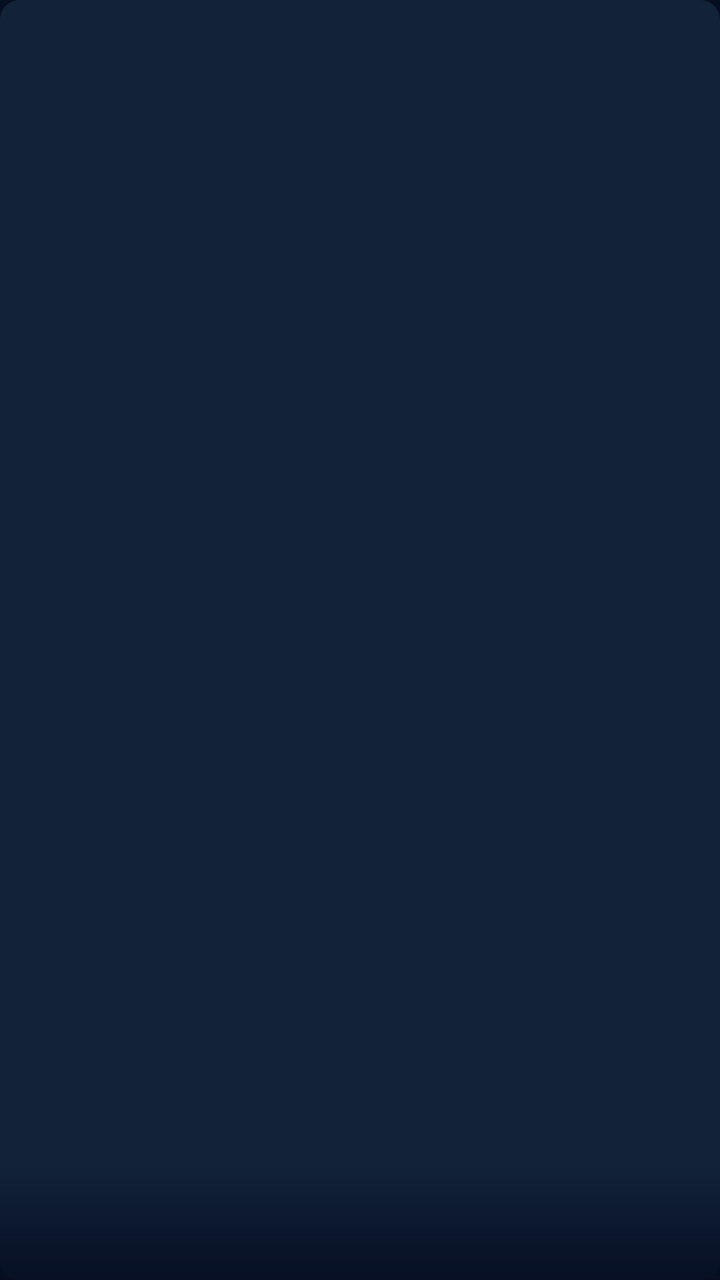
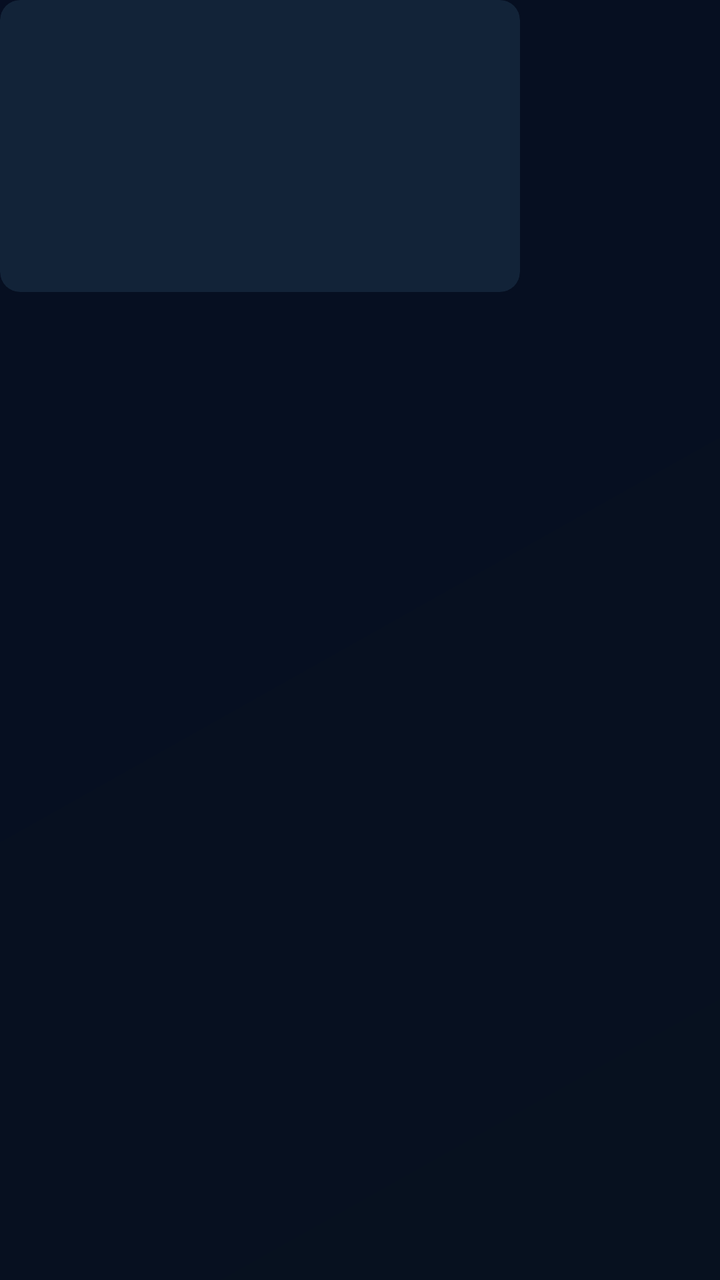

Two renders of the same Android screen: before a commit and after it. Below are the layout's source before the change and the commit's diff.
<!-- AndroidManifest.xml: application theme Theme.MissaTv -->
<!-- res/layout/card_missa.xml -->
<?xml version="1.0" encoding="utf-8"?>
<LinearLayout xmlns:android="http://schemas.android.com/apk/res/android"
    android:layout_width="wrap_content"
    android:layout_height="wrap_content"
    android:orientation="vertical"
    android:clipChildren="false"
    android:layout_marginStart="@dimen/card_gap"
    android:layout_marginEnd="@dimen/card_gap">

    <FrameLayout
        android:layout_width="wrap_content"
        android:layout_height="wrap_content"
        android:background="@drawable/bg_card_focus"
        android:duplicateParentState="true">

        <ImageView
            android:id="@+id/card_image"
            android:layout_width="@dimen/card16_w"
            android:layout_height="@dimen/card16_h"
            android:background="@drawable/bg_card_image"
            android:clipToOutline="true"
            android:scaleType="centerCrop" />

        <View
            android:id="@+id/card_scrim"
            android:layout_width="match_parent"
            android:layout_height="60dp"
            android:layout_gravity="bottom"
            android:background="@drawable/scrim_vertical" />

        <TextView
            android:id="@+id/card_overlay_title"
            android:layout_width="match_parent"
            android:layout_height="wrap_content"
            android:layout_gravity="bottom"
            android:paddingStart="8dp"
            android:paddingEnd="8dp"
            android:paddingBottom="8dp"
            android:maxLines="2"
            android:ellipsize="end"
            android:textSize="13sp"
            android:textStyle="bold"
            android:textColor="@color/missa_white"
            android:shadowColor="#CC000000"
            android:shadowDx="1"
            android:shadowDy="1"
            android:shadowRadius="3" />

        <TextView
            android:id="@+id/badge_live"
            android:layout_width="wrap_content"
            android:layout_height="wrap_content"
            android:layout_margin="6dp"
            android:background="@drawable/bg_badge_live"
            android:text="LIVE"
            android:textColor="@color/missa_white"
            android:textSize="12sp"
            android:textStyle="bold"
            android:paddingHorizontal="6dp"
            android:visibility="gone" />

        <ProgressBar
            android:id="@+id/card_progress"
            style="?android:attr/progressBarStyleHorizontal"
            android:layout_width="match_parent"
            android:layout_height="@dimen/progress_h"
            android:layout_gravity="bottom"
            android:progressTint="@color/missa_yellow"
            android:visibility="gone" />

        
        <View
            android:id="@+id/card_focus_ring"
            android:layout_width="match_parent"
            android:layout_height="match_parent"
            android:importantForAccessibility="no" />
    </FrameLayout>

    <TextView
        android:id="@+id/card_title"
        android:layout_width="@dimen/card16_w"
        android:layout_height="wrap_content"
        android:layout_marginTop="6dp"
        android:maxLines="2"
        android:ellipsize="end"
        android:textSize="14sp"
        android:textColor="@color/missa_text_secondary" />

    <TextView
        android:id="@+id/card_subtitle"
        android:layout_width="@dimen/card16_w"
        android:layout_height="wrap_content"
        android:layout_marginTop="2dp"
        android:maxLines="2"
        android:ellipsize="end"
        android:textSize="11sp"
        android:textColor="@color/missa_text_muted"
        android:visibility="gone" />
</LinearLayout>
<!-- resources referenced by this layout -->
<resources>
  <color name="missa_text_muted">#718096</color>
  <color name="missa_text_secondary">#B8C5D6</color>
  <color name="missa_white">#FFFFFF</color>
  <color name="missa_yellow">#FFD400</color>
  <dimen name="card16_h">146dp</dimen>
  <dimen name="card16_w">260dp</dimen>
  <dimen name="card_gap">16dp</dimen>
  <dimen name="progress_h">3dp</dimen>
  <!-- drawable bg_badge_live (drawable) -->
  <?xml version="1.0" encoding="utf-8"?>
  <shape xmlns:android="http://schemas.android.com/apk/res/android" android:shape="rectangle">
      <solid android:color="@color/badge_live" />
      <corners android:radius="4dp" />
  </shape>
  <!-- drawable bg_card_focus (drawable) -->
  <?xml version="1.0" encoding="utf-8"?>
  <selector xmlns:android="http://schemas.android.com/apk/res/android">
      <item android:state_focused="true">
          <shape android:shape="rectangle">
              <solid android:color="@color/missa_card_bg" />
              <corners android:radius="@dimen/card_radius" />
              <stroke android:width="@dimen/focus_stroke" android:color="@color/missa_yellow_focus" />
          </shape>
      </item>
      <item>
          <shape android:shape="rectangle">
              <solid android:color="@color/missa_card_bg" />
              <corners android:radius="@dimen/card_radius" />
          </shape>
      </item>
  </selector>
  <!-- drawable bg_card_image (drawable) -->
  <?xml version="1.0" encoding="utf-8"?>
  <shape xmlns:android="http://schemas.android.com/apk/res/android"
      android:shape="rectangle">
      <solid android:color="@color/missa_card_bg" />
      <corners android:radius="@dimen/card_radius" />
  </shape>
  <!-- drawable scrim_vertical (drawable) -->
  <?xml version="1.0" encoding="utf-8"?>
  <shape xmlns:android="http://schemas.android.com/apk/res/android" android:shape="rectangle">
      <gradient
          android:angle="270"
          android:startColor="#00060E22"
          android:endColor="#F2060E22" />
  </shape>
  <style name="Theme.MissaTv" parent="@style/Theme.Leanback">
          <item name="android:windowBackground">@drawable/bg_missa_night</item>
          <item name="android:colorPrimary">@color/missa_yellow</item>
          <item name="android:colorAccent">@color/missa_yellow</item>
          <item name="defaultBrandColor">@color/missa_blue</item>
          <item name="android:textColorPrimary">@color/text_primary</item>
          <item name="android:textColorSecondary">@color/text_secondary</item>
          
          <item name="android:statusBarColor">@color/missa_navy_deep</item>
          <item name="android:navigationBarColor">@color/missa_navy_deep</item>
      </style>
  <color name="badge_live">#FF3B4F</color>
  <color name="missa_card_bg">#122338</color>
  <dimen name="card_radius">10dp</dimen>
  <dimen name="focus_stroke">3dp</dimen>
  <color name="missa_yellow_focus">#FFE45C</color>
  <!-- drawable bg_missa_night (drawable) -->
  <?xml version="1.0" encoding="utf-8"?>
  <shape xmlns:android="http://schemas.android.com/apk/res/android" android:shape="rectangle">
      <gradient
          android:angle="135"
          android:startColor="@color/missa_navy"
          android:endColor="@color/missa_navy_deep"
          android:type="linear" />
  </shape>
  <color name="missa_blue">#2787F5</color>
  <color name="text_primary">#FFFFFF</color>
  <color name="text_secondary">#B8C5D6</color>
  <color name="missa_navy_deep">#060E22</color>
  <color name="missa_navy">#07111F</color>
</resources>

<!-- the commit's change to res/layout/card_missa.xml (unified diff, before → after) -->
@@ -4,13 +4,14 @@
     android:layout_height="wrap_content"
     android:orientation="vertical"
     android:clipChildren="false"
+    android:clipToPadding="false"
     android:layout_marginStart="@dimen/card_gap"
     android:layout_marginEnd="@dimen/card_gap">
 
     <FrameLayout
         android:layout_width="wrap_content"
         android:layout_height="wrap_content"
-        android:background="@drawable/bg_card_focus"
+        android:clipChildren="false"
         android:duplicateParentState="true">
 
         <ImageView
@@ -19,53 +20,35 @@
             android:layout_height="@dimen/card16_h"
             android:background="@drawable/bg_card_image"
             android:clipToOutline="true"
+            android:importantForAccessibility="no"
             android:scaleType="centerCrop" />
-
-        <View
-            android:id="@+id/card_scrim"
-            android:layout_width="match_parent"
-            android:layout_height="60dp"
-            android:layout_gravity="bottom"
-            android:background="@drawable/scrim_vertical" />
-
-        <TextView
-            android:id="@+id/card_overlay_title"
-            android:layout_width="match_parent"
-            android:layout_height="wrap_content"
-            android:layout_gravity="bottom"
-            android:paddingStart="8dp"
-            android:paddingEnd="8dp"
-            android:paddingBottom="8dp"
-            android:maxLines="2"
-            android:ellipsize="end"
-            android:textSize="13sp"
-            android:textStyle="bold"
-            android:textColor="@color/missa_white"
-            android:shadowColor="#CC000000"
-            android:shadowDx="1"
-            android:shadowDy="1"
-            android:shadowRadius="3" />
 
         <TextView
             android:id="@+id/badge_live"
             android:layout_width="wrap_content"
             android:layout_height="wrap_content"
-            android:layout_margin="6dp"
+            android:layout_margin="8dp"
             android:background="@drawable/bg_badge_live"
-            android:text="LIVE"
+            android:text="@string/badge_live"
             android:textColor="@color/missa_white"
             android:textSize="12sp"
             android:textStyle="bold"
-            android:paddingHorizontal="6dp"
+            android:letterSpacing="0.06"
+            android:paddingHorizontal="8dp"
+            android:paddingVertical="2dp"
             android:visibility="gone" />
 
+        
         <ProgressBar
             android:id="@+id/card_progress"
             style="?android:attr/progressBarStyleHorizontal"
             android:layout_width="match_parent"
             android:layout_height="@dimen/progress_h"
             android:layout_gravity="bottom"
+            android:max="100"
+            android:progressBackgroundTint="#66FFFFFF"
             android:progressTint="@color/missa_yellow"
+            android:importantForAccessibility="no"
             android:visibility="gone" />
 
         
@@ -80,10 +63,10 @@
         android:id="@+id/card_title"
         android:layout_width="@dimen/card16_w"
         android:layout_height="wrap_content"
-        android:layout_marginTop="6dp"
+        android:layout_marginTop="8dp"
         android:maxLines="2"
         android:ellipsize="end"
-        android:textSize="14sp"
+        android:textSize="@dimen/card_title_size"
         android:textColor="@color/missa_text_secondary" />
 
     <TextView
@@ -93,7 +76,7 @@
         android:layout_marginTop="2dp"
         android:maxLines="2"
         android:ellipsize="end"
-        android:textSize="11sp"
-        android:textColor="@color/missa_text_muted"
+        android:textSize="13sp"
+        android:textColor="@color/missa_text_muted_on_dark"
         android:visibility="gone" />
 </LinearLayout>
<!-- resource entries referenced after the edit -->
@@ -1,36 +1,20 @@
 <!-- resources referenced by this layout -->
 <resources>
-  <color name="missa_text_muted">#718096</color>
+  <color name="missa_text_muted_on_dark">#94A3B8</color>
   <color name="missa_text_secondary">#B8C5D6</color>
   <color name="missa_white">#FFFFFF</color>
   <color name="missa_yellow">#FFD400</color>
   <dimen name="card16_h">146dp</dimen>
   <dimen name="card16_w">260dp</dimen>
   <dimen name="card_gap">16dp</dimen>
-  <dimen name="progress_h">3dp</dimen>
+  <dimen name="card_title_size">16sp</dimen>
+  <dimen name="progress_h">4dp</dimen>
   <!-- drawable bg_badge_live (drawable) -->
   <?xml version="1.0" encoding="utf-8"?>
   <shape xmlns:android="http://schemas.android.com/apk/res/android" android:shape="rectangle">
       <solid android:color="@color/badge_live" />
       <corners android:radius="4dp" />
   </shape>
-  <!-- drawable bg_card_focus (drawable) -->
-  <?xml version="1.0" encoding="utf-8"?>
-  <selector xmlns:android="http://schemas.android.com/apk/res/android">
-      <item android:state_focused="true">
-          <shape android:shape="rectangle">
-              <solid android:color="@color/missa_card_bg" />
-              <corners android:radius="@dimen/card_radius" />
-              <stroke android:width="@dimen/focus_stroke" android:color="@color/missa_yellow_focus" />
-          </shape>
-      </item>
-      <item>
-          <shape android:shape="rectangle">
-              <solid android:color="@color/missa_card_bg" />
-              <corners android:radius="@dimen/card_radius" />
-          </shape>
-      </item>
-  </selector>
   <!-- drawable bg_card_image (drawable) -->
   <?xml version="1.0" encoding="utf-8"?>
   <shape xmlns:android="http://schemas.android.com/apk/res/android"
@@ -38,14 +22,7 @@
       <solid android:color="@color/missa_card_bg" />
       <corners android:radius="@dimen/card_radius" />
   </shape>
-  <!-- drawable scrim_vertical (drawable) -->
-  <?xml version="1.0" encoding="utf-8"?>
-  <shape xmlns:android="http://schemas.android.com/apk/res/android" android:shape="rectangle">
-      <gradient
-          android:angle="270"
-          android:startColor="#00060E22"
-          android:endColor="#F2060E22" />
-  </shape>
+  <string name="badge_live">EN DIRECT</string>
   <style name="Theme.MissaTv" parent="@style/Theme.Leanback">
           <item name="android:windowBackground">@drawable/bg_missa_night</item>
           <item name="android:colorPrimary">@color/missa_yellow</item>
@@ -56,12 +33,12 @@
           
           <item name="android:statusBarColor">@color/missa_navy_deep</item>
           <item name="android:navigationBarColor">@color/missa_navy_deep</item>
+          
+          <item name="rowHeaderStyle">@style/MissaRowHeader</item>
       </style>
   <color name="badge_live">#FF3B4F</color>
   <color name="missa_card_bg">#122338</color>
   <dimen name="card_radius">10dp</dimen>
-  <dimen name="focus_stroke">3dp</dimen>
-  <color name="missa_yellow_focus">#FFE45C</color>
   <!-- drawable bg_missa_night (drawable) -->
   <?xml version="1.0" encoding="utf-8"?>
   <shape xmlns:android="http://schemas.android.com/apk/res/android" android:shape="rectangle">
@@ -75,6 +52,11 @@
   <color name="text_primary">#FFFFFF</color>
   <color name="text_secondary">#B8C5D6</color>
   <color name="missa_navy_deep">#060E22</color>
+  <style name="MissaRowHeader" parent="@style/Widget.Leanback.Row.HeaderStyle">
+          <item name="android:textSize">20sp</item>
+          <item name="android:textStyle">bold</item>
+          <item name="android:textColor">@color/text_primary</item>
+      </style>
   <color name="missa_navy">#07111F</color>
 </resources>
 
